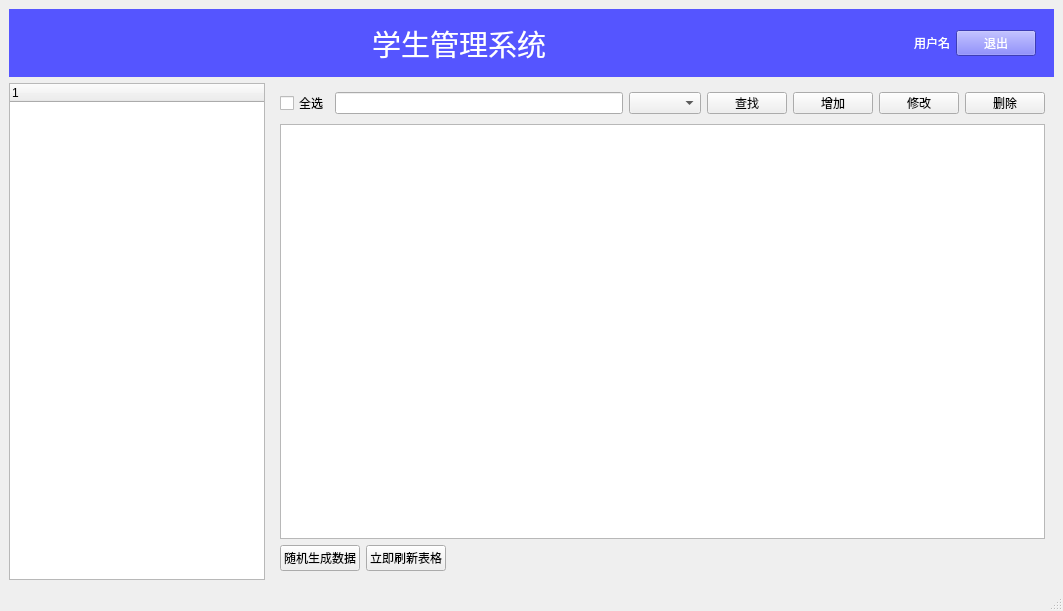
Qt form mainwindow.ui (Mrlaolu/QtStudentDatabase) before a commit.
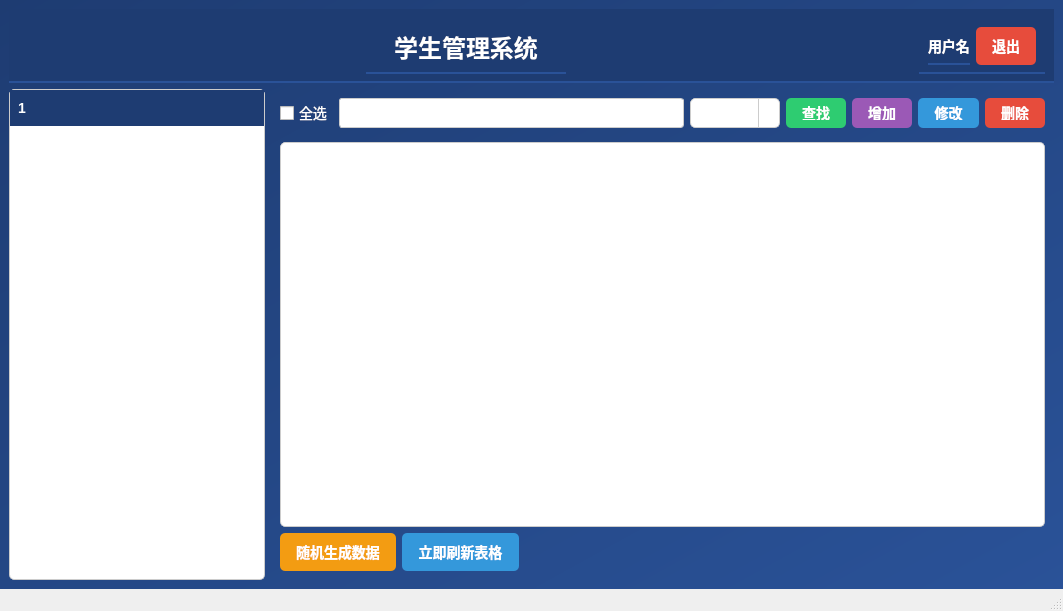
The same form after that commit. Icons and pictures are not drawn.

Commit message: ui颜色测试

```diff
--- a/mainwindow.ui
+++ b/mainwindow.ui
@@ -27,7 +27,11 @@
   </property>
   <widget class="QWidget" name="centralwidget">
    <property name="styleSheet">
-    <string notr="true">QWidget#centralwidget{background-color:rgb(3, 91, 145)};</string>
+    <string notr="true">
+      QWidget#centralwidget {
+        background: qlineargradient(x1:0, y1:0, x2:1, y2:1, stop:0 #1e3c72, stop:1 #2a5298);
+      }
+    </string>
    </property>
    <layout class="QFormLayout" name="formLayout">
     <item row="0" column="0" colspan="2">
@@ -48,8 +52,11 @@
        <bool>false</bool>
       </property>
       <property name="styleSheet">
-       <string notr="true">background-color: rgb(85, 85, 255);
-color : rgb(255,255,255);</string>
+       <string notr="true">
+         background-color: #1e3c72;
+         color: white;
+         border-bottom: 2px solid #2a5298;
+       </string>
       </property>
       <layout class="QGridLayout" name="gridLayout_2">
        <property name="sizeConstraint">
@@ -73,6 +80,13 @@
          <layout class="QGridLayout" name="gridLayout">
           <item row="0" column="0">
            <widget class="QLabel" name="label_username">
+            <property name="styleSheet">
+             <string notr="true">
+               font-size: 14px;
+               font-weight: bold;
+               color: white;
+             </string>
+            </property>
             <property name="text">
              <string>用户名</string>
             </property>
@@ -81,8 +95,23 @@
           <item row="0" column="1">
            <widget class="QPushButton" name="btn_main_exit">
             <property name="styleSheet">
-             <string notr="true">QPushButton{background-color: rgb(230, 126, 34)};
-</string>
+             <string notr="true">
+               QPushButton {
+                 background-color: #e74c3c;
+                 color: white;
+                 font-size: 14px;
+                 font-weight: bold;
+                 border-radius: 5px;
+                 padding: 8px 16px;
+                 border: none;
+               }
+               QPushButton:hover {
+                 background-color: #c0392b;
+               }
+               QPushButton:pressed {
+                 background-color: #a93226;
+               }
+             </string>
             </property>
             <property name="text">
              <string>退出</string>
@@ -102,9 +131,17 @@
          </property>
          <property name="font">
           <font>
-           <pointsize>22</pointsize>
+           <pointsize>-1</pointsize>
+           <bold>true</bold>
           </font>
          </property>
+         <property name="styleSheet">
+          <string notr="true">
+            font-size: 24px;
+            font-weight: bold;
+            color: white;
+          </string>
+         </property>
          <property name="text">
           <string>学生管理系统</string>
          </property>
@@ -142,67 +179,6 @@
       </property>
       <widget class="QWidget" name="page">
        <layout class="QFormLayout" name="formLayout_2">
-        <item row="0" column="0" colspan="2">
-         <layout class="QGridLayout" name="gridLayout_TopStackedWidget">
-          <item row="0" column="5">
-           <widget class="QPushButton" name="btn_change">
-            <property name="text">
-             <string>修改</string>
-            </property>
-           </widget>
-          </item>
-          <item row="0" column="0">
-           <widget class="QCheckBox" name="checkBox_All">
-            <property name="text">
-             <string>全选</string>
-            </property>
-            <property name="checked">
-             <bool>false</bool>
-            </property>
-            <property name="autoRepeat">
-             <bool>false</bool>
-            </property>
-            <property name="tristate">
-             <bool>false</bool>
-            </property>
-           </widget>
-          </item>
-          <item row="0" column="6">
-           <widget class="QPushButton" name="btn_delete">
-            <property name="text">
-             <string>删除</string>
-            </property>
-           </widget>
-          </item>
-          <item row="0" column="3">
-           <widget class="QPushButton" name="btn_search">
-            <property name="text">
-             <string>查找</string>
-            </property>
-           </widget>
-          </item>
-          <item row="0" column="4">
-           <widget class="QPushButton" name="btn_add">
-            <property name="text">
-             <string>增加</string>
-            </property>
-           </widget>
-          </item>
-          <item row="0" column="1">
-           <widget class="QLineEdit" name="lineEdit_sreach">
-            <property name="sizePolicy">
-             <sizepolicy hsizetype="Expanding" vsizetype="Fixed">
-              <horstretch>50</horstretch>
-              <verstretch>0</verstretch>
-             </sizepolicy>
-            </property>
-           </widget>
-          </item>
-          <item row="0" column="2">
-           <widget class="QComboBox" name="comboBox_sreach"/>
-          </item>
-         </layout>
-        </item>
         <item row="4" column="0">
          <widget class="QPushButton" name="btn_create">
           <property name="sizePolicy">
@@ -211,6 +187,25 @@
             <verstretch>0</verstretch>
            </sizepolicy>
           </property>
+          <property name="styleSheet">
+           <string notr="true">
+             QPushButton {
+               background-color: #f39c12;
+               color: white;
+               font-size: 14px;
+               font-weight: bold;
+               border-radius: 5px;
+               padding: 8px 16px;
+               border: none;
+             }
+             QPushButton:hover {
+               background-color: #e67e22;
+             }
+             QPushButton:pressed {
+               background-color: #d35400;
+             }
+           </string>
+          </property>
           <property name="text">
            <string>随机生成数据</string>
           </property>
@@ -224,6 +219,25 @@
             <verstretch>0</verstretch>
            </sizepolicy>
           </property>
+          <property name="styleSheet">
+           <string notr="true">
+             QPushButton {
+               background-color: #3498db;
+               color: white;
+               font-size: 14px;
+               font-weight: bold;
+               border-radius: 5px;
+               padding: 8px 16px;
+               border: none;
+             }
+             QPushButton:hover {
+               background-color: #2980b9;
+             }
+             QPushButton:pressed {
+               background-color: #2472a4;
+             }
+           </string>
+          </property>
           <property name="text">
            <string>立即刷新表格</string>
           </property>
@@ -243,8 +257,270 @@
             <height>380</height>
            </size>
           </property>
+          <property name="styleSheet">
+           <string notr="true">QTableWidget {
+      background-color: #ffffff;
+      border: 1px solid #ccc;
+      border-radius: 5px;
+      font-size: 14px;
+      gridline-color: #ddd;
+    }
+
+    QHeaderView::section {
+      background-color: #1e3c72; /* 设置表头的背景颜色 */
+      color: white; 
+      padding: 8px;
+      border: none;
+      font-size: 14px;
+      font-weight: bold;
+    }
+
+    QTableWidget::item {
+      padding: 8px;
+    }
+
+    QTableWidget::item:selected {
+      background-color: rgb(200, 230, 250); /* 选中项的背景颜色 */
+      color: black; /* 选中项的文字颜色 */
+    }
+
+    QTableWidget::item:hover {
+      background-color: rgb(173, 218, 243); /* 悬停项的背景颜色 */
+    }</string>
+          </property>
+          <property name="alternatingRowColors">
+           <bool>true</bool>
+          </property>
+          <attribute name="verticalHeaderVisible">
+           <bool>false</bool>
+          </attribute>
          </widget>
         </item>
+        <item row="0" column="0" colspan="2">
+         <layout class="QGridLayout" name="gridLayout_TopStackedWidget">
+          <item row="0" column="0">
+           <widget class="QCheckBox" name="checkBox_All">
+            <property name="minimumSize">
+             <size>
+              <width>0</width>
+              <height>30</height>
+             </size>
+            </property>
+            <property name="styleSheet">
+             <string notr="true">
+               font-size: 14px;
+               color: white;
+             </string>
+            </property>
+            <property name="text">
+             <string>全选</string>
+            </property>
+            <property name="checked">
+             <bool>false</bool>
+            </property>
+           </widget>
+          </item>
+          <item row="0" column="1">
+           <widget class="QLineEdit" name="lineEdit_sreach">
+            <property name="sizePolicy">
+             <sizepolicy hsizetype="Expanding" vsizetype="Fixed">
+              <horstretch>50</horstretch>
+              <verstretch>0</verstretch>
+             </sizepolicy>
+            </property>
+            <property name="minimumSize">
+             <size>
+              <width>0</width>
+              <height>30</height>
+             </size>
+            </property>
+            <property name="styleSheet">
+             <string notr="true">
+               font-size: 14px;
+               padding: 5px 8px;
+               border: 1px solid #ccc;
+               border-radius: 3px;
+               background-color: #ffffff;
+               color: #333;
+             </string>
+            </property>
+           </widget>
+          </item>
+          <item row="0" column="2">
+           <widget class="QComboBox" name="comboBox_sreach">
+            <property name="minimumSize">
+             <size>
+              <width>0</width>
+              <height>30</height>
+             </size>
+            </property>
+            <property name="styleSheet">
+             <string notr="true">
+               QComboBox {
+                 background-color: #ffffff;
+                 border: 1px solid #ccc;
+                 border-radius: 5px;
+                 padding: 5px 8px;
+                 font-size: 14px;
+                 color: #333;
+               }
+               QComboBox::drop-down {
+                 subcontrol-origin: padding;
+                 subcontrol-position: right center;
+                 width: 20px;
+                 border-left: 1px solid #ccc;
+               }
+               QComboBox::down-arrow {
+                 image: url(:/icons/down_arrow.png);
+                 width: 12px;
+                 height: 12px;
+               }
+               QComboBox:hover {
+                 border-color: #3498db;
+               }
+               QComboBox:on {
+                 border-color: #3498db;
+               }
+             </string>
+            </property>
+           </widget>
+          </item>
+          <item row="0" column="3">
+           <widget class="QPushButton" name="btn_search">
+            <property name="sizePolicy">
+             <sizepolicy hsizetype="Minimum" vsizetype="Preferred">
+              <horstretch>0</horstretch>
+              <verstretch>0</verstretch>
+             </sizepolicy>
+            </property>
+            <property name="minimumSize">
+             <size>
+              <width>0</width>
+              <height>30</height>
+             </size>
+            </property>
+            <property name="styleSheet">
+             <string notr="true">
+               QPushButton {
+                 background-color: #2ecc71;
+                 color: white;
+                 font-size: 14px;
+                 font-weight: bold;
+                 border-radius: 5px;
+                 padding: 8px 16px;
+                 border: none;
+               }
+               QPushButton:hover {
+                 background-color: #27ae60;
+               }
+               QPushButton:pressed {
+                 background-color: #219653;
+               }
+             </string>
+            </property>
+            <property name="text">
+             <string>查找</string>
+            </property>
+           </widget>
+          </item>
+          <item row="0" column="4">
+           <widget class="QPushButton" name="btn_add">
+            <property name="minimumSize">
+             <size>
+              <width>0</width>
+              <height>30</height>
+             </size>
+            </property>
+            <property name="styleSheet">
+             <string notr="true">
+               QPushButton {
+                 background-color: #9b59b6;
+                 color: white;
+                 font-size: 14px;
+                 font-weight: bold;
+                 border-radius: 5px;
+                 padding: 8px 16px;
+                 border: none;
+               }
+               QPushButton:hover {
+                 background-color: #8e44ad;
+               }
+               QPushButton:pressed {
+                 background-color: #7d3c98;
+               }
+             </string>
+            </property>
+            <property name="text">
+             <string>增加</string>
+            </property>
+           </widget>
+          </item>
+          <item row="0" column="5">
+           <widget class="QPushButton" name="btn_change">
+            <property name="minimumSize">
+             <size>
+              <width>0</width>
+              <height>30</height>
+             </size>
+            </property>
+            <property name="styleSheet">
+             <string notr="true">
+               QPushButton {
+                 background-color: #3498db;
+                 color: white;
+                 font-size: 14px;
+                 font-weight: bold;
+                 border-radius: 5px;
+                 padding: 8px 16px;
+                 border: none;
+               }
+               QPushButton:hover {
+                 background-color: #2980b9;
+               }
+               QPushButton:pressed {
+                 background-color: #2472a4;
+               }
+             </string>
+            </property>
+            <property name="text">
+             <string>修改</string>
+            </property>
+           </widget>
+          </item>
+          <item row="0" column="6">
+           <widget class="QPushButton" name="btn_delete">
+            <property name="minimumSize">
+             <size>
+              <width>0</width>
+              <height>30</height>
+             </size>
+            </property>
+            <property name="styleSheet">
+             <string notr="true">
+               QPushButton {
+                 background-color: #e74c3c;
+                 color: white;
+                 font-size: 14px;
+                 font-weight: bold;
+                 border-radius: 5px;
+                 padding: 8px 16px;
+                 border: none;
+               }
+               QPushButton:hover {
+                 background-color: #c0392b;
+               }
+               QPushButton:pressed {
+                 background-color: #a93226;
+               }
+             </string>
+            </property>
+            <property name="text">
+             <string>删除</string>
+            </property>
+           </widget>
+          </item>
+         </layout>
+        </item>
        </layout>
       </widget>
       <widget class="QWidget" name="page_2"/>
@@ -252,6 +528,40 @@
     </item>
     <item row="5" column="0">
      <widget class="QTreeWidget" name="treeWidget">
+      <property name="styleSheet">
+       <string notr="true">QTreeWidget {
+  background-color: #ffffff;
+  border: 1px solid #ccc;
+  border-radius: 5px;
+  font-size: 14px;
+}
+
+QTreeWidget::item {
+  padding: 8px;
+}
+
+QTreeWidget::item:selected {
+  background-color: rgb(200, 230, 250); /* 选中项背景颜色 */
+  color: rgb(0, 0, 0); /* 选中项文字颜色 */
+}
+
+QTreeWidget::item:hover {
+  background-color: rgb(173, 218, 243); /* 悬停背景颜色 */
+}
+
+QHeaderView::section {
+  background-color: #1e3c72;
+  color: white;
+  padding: 8px;
+  border: none;
+  font-size: 14px;
+  font-weight: bold;
+}
+</string>
+      </property>
+      <property name="alternatingRowColors">
+       <bool>true</bool>
+      </property>
       <column>
        <property name="text">
         <string notr="true">1</string>
```
The commit also changes 6 other files.
